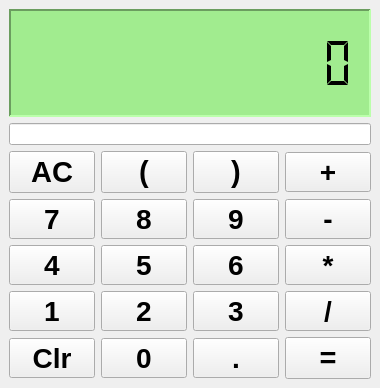
Before: the Qt Designer form files/window.ui in ksharindam/qalculator, drawn with Qt 5.
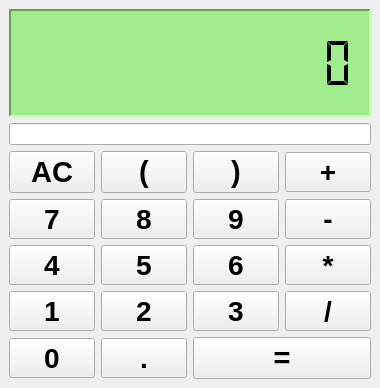
After: the same form once the commit is applied.

Commit message: Code size reduced and clear button removed

What changed in the file:
```diff
--- a/files/window.ui
+++ b/files/window.ui
@@ -251,23 +251,6 @@
           </property>
          </widget>
         </item>
-        <item row="4" column="3">
-         <widget class="QPushButton" name="equals">
-          <property name="font">
-           <font>
-            <pointsize>22</pointsize>
-            <weight>75</weight>
-            <bold>true</bold>
-           </font>
-          </property>
-          <property name="text">
-           <string>=</string>
-          </property>
-          <property name="shortcut">
-           <string>=</string>
-          </property>
-         </widget>
-        </item>
         <item row="1" column="1">
          <widget class="QPushButton" name="b8">
           <property name="font">
@@ -380,26 +363,6 @@
          </widget>
         </item>
         <item row="4" column="0">
-         <widget class="QPushButton" name="clr">
-          <property name="font">
-           <font>
-            <pointsize>21</pointsize>
-            <weight>75</weight>
-            <bold>true</bold>
-           </font>
-          </property>
-          <property name="autoFillBackground">
-           <bool>false</bool>
-          </property>
-          <property name="text">
-           <string>Clr</string>
-          </property>
-          <property name="shortcut">
-           <string>Backspace</string>
-          </property>
-         </widget>
-        </item>
-        <item row="4" column="1">
          <widget class="QPushButton" name="b0">
           <property name="font">
            <font>
@@ -419,7 +382,7 @@
           </property>
          </widget>
         </item>
-        <item row="4" column="2">
+        <item row="4" column="1">
          <widget class="QPushButton" name="point">
           <property name="font">
            <font>
@@ -439,6 +402,23 @@
           </property>
          </widget>
         </item>
+        <item row="4" column="2" colspan="2">
+         <widget class="QPushButton" name="equals">
+          <property name="font">
+           <font>
+            <pointsize>22</pointsize>
+            <weight>75</weight>
+            <bold>true</bold>
+           </font>
+          </property>
+          <property name="text">
+           <string>=</string>
+          </property>
+          <property name="shortcut">
+           <string>=</string>
+          </property>
+         </widget>
+        </item>
        </layout>
       </item>
      </layout>
```
Left out of the diff: 2 changed lines with no effect on the pictures. The commit also changes 2 other files.
